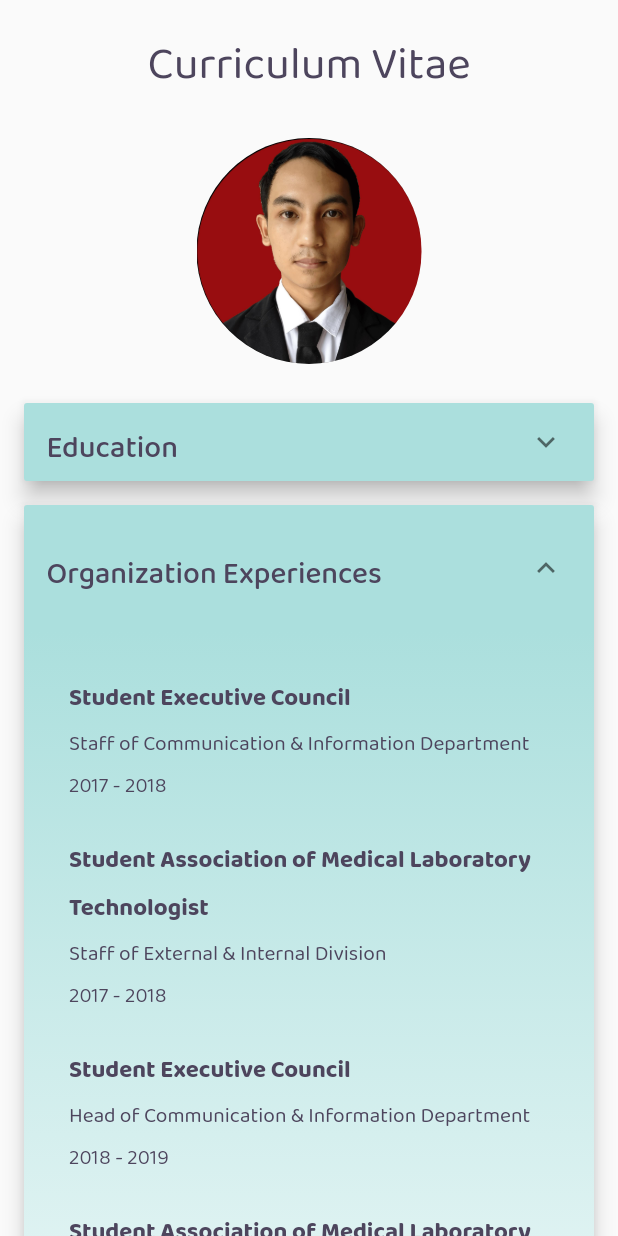
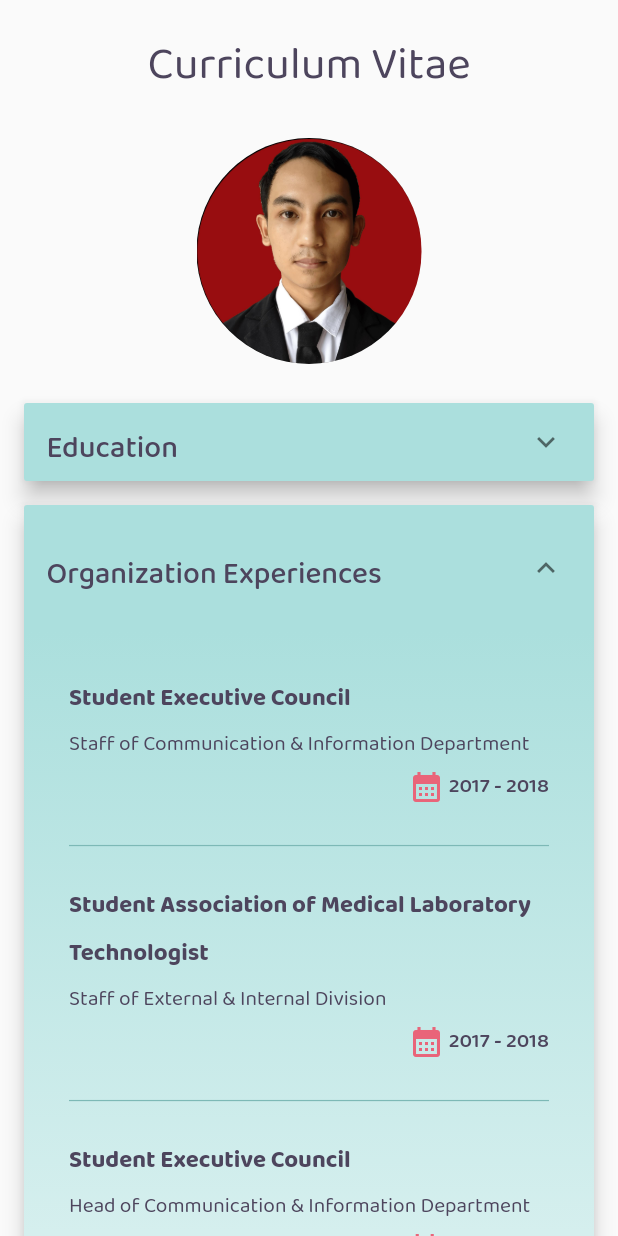
Before and after one commit to DhaniAM/Flutter-all-of-me, a Flutter app: the CvPage widget shown alone on an empty page, opened directly, after a tap on "Education", after a tap on the "expand more" icon, after a tap on "Organization Experiences", on a phone screen of 412 x 824 dp. Run offline on Flutter 3.47's test engine with Material 2 defaults, Android fonts, the phone set to English and light mode, and no system bars; missing offline and left inert: bottom_bar_page_transition.

Commit message:
redesign cv panel Education & Organization Experiences

```diff
--- a/lib/cv_page.dart
+++ b/lib/cv_page.dart
@@ -51,6 +51,12 @@ class _CvPageState extends State<CvPage> {
         Colors.white,
       ],
     ),
+  );
+
+  static const Divider cvDivider = Divider(
+    color: myDarkGreen,
+    height: 50,
+    thickness: 0.8,
   );
 
   // bool _buttonValue = false;
@@ -223,54 +229,116 @@ class _CvPageState extends State<CvPage> {
                         padding: const EdgeInsets.all(30),
                         child: Column(
                           crossAxisAlignment: CrossAxisAlignment.stretch,
-                          children: const [
+                          children: <Widget>[
                             // BEM 1
-                            Text(
+                            const Text(
                               'Student Executive Council',
                               style: _contentHeaderStyle,
                             ),
-                            Text(
-                                'Staff of Communication & Information Department'),
-                            Text('2017 - 2018'),
-                            SizedBox(height: 20),
+                            const Text(
+                              'Staff of Communication & Information Department',
+                            ),
+                            Row(
+                              mainAxisAlignment: MainAxisAlignment.end,
+                              children: const <Widget>[
+                                Icon(
+                                  Icons.calendar_month,
+                                  color: myRed,
+                                ),
+                                Text(
+                                  ' 2017 - 2018',
+                                  style: TextStyle(fontWeight: FontWeight.w600),
+                                ),
+                              ],
+                            ),
+                            cvDivider,
 
                             // HIMA 1
-                            Text(
+                            const Text(
                               'Student Association of Medical Laboratory Technologist',
                               style: _contentHeaderStyle,
                             ),
-                            Text('Staff of External & Internal Division'),
-                            Text('2017 - 2018'),
-                            SizedBox(height: 20),
+                            const Text('Staff of External & Internal Division'),
+                            Row(
+                              mainAxisAlignment: MainAxisAlignment.end,
+                              children: const <Widget>[
+                                Icon(
+                                  Icons.calendar_month,
+                                  color: myRed,
+                                ),
+                                Text(
+                                  ' 2017 - 2018',
+                                  style: TextStyle(fontWeight: FontWeight.w600),
+                                ),
+                              ],
+                            ),
+                            cvDivider,
 
                             // BEM 2
-                            Text(
+                            const Text(
                               'Student Executive Council',
                               style: _contentHeaderStyle,
                             ),
-                            Text(
+                            const Text(
                                 'Head of Communication & Information Department'),
-                            Text('2018 - 2019'),
-                            SizedBox(height: 20),
+                            Row(
+                              mainAxisAlignment: MainAxisAlignment.end,
+                              children: const <Widget>[
+                                Icon(
+                                  Icons.calendar_month,
+                                  color: myRed,
+                                ),
+                                Text(
+                                  ' 2018 - 2019',
+                                  style: TextStyle(fontWeight: FontWeight.w600),
+                                ),
+                              ],
+                            ),
+                            cvDivider,
 
                             // HIMA 2
-                            Text(
+                            const Text(
                               'Student Association of Medical Laboratory Technologist',
                               style: _contentHeaderStyle,
                             ),
-                            Text(
+                            const Text(
                                 'Staff of Communication & Information Department'),
-                            Text('2018 - 2019'),
-                            SizedBox(height: 20),
+                            Row(
+                              mainAxisAlignment: MainAxisAlignment.end,
+                              children: const <Widget>[
+                                Icon(
+                                  Icons.calendar_month,
+                                  color: myRed,
+                                ),
+                                Text(
+                                  ' 2018 - 2019',
+                                  style: TextStyle(fontWeight: FontWeight.w600),
+                                ),
+                              ],
+                            ),
+                            cvDivider,
 
                             // BEM 2
-                            Text(
+                            const Text(
                               'Medical Laboratory Technologist Seminar',
                               style: _contentHeaderStyle,
                             ),
-                            Text(
+                            const Text(
                                 'Coordinator of Communication & Information Division'),
-                            Text('2019 - 2020'),
+                            Row(
+                              mainAxisAlignment: MainAxisAlignment.end,
+                              children: const <Widget>[
+                                Icon(
+                                  Icons.calendar_month,
+                                  color: myRed,
+                                ),
+                                Text(
+                                  ' 2019 - 2020',
+                                  style: TextStyle(fontWeight: FontWeight.w600),
+                                ),
+                              ],
+                            ),
+                            const SizedBox(height: 10),
                           ],
                         ),
                       ),
```
